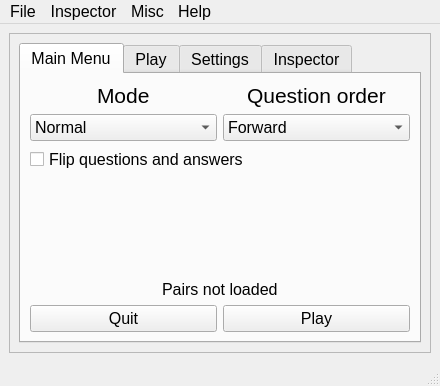
Before: the Qt Designer form v2/ui-files/main.ui in LuuppiChan/luupycards, drawn with Qt 5.
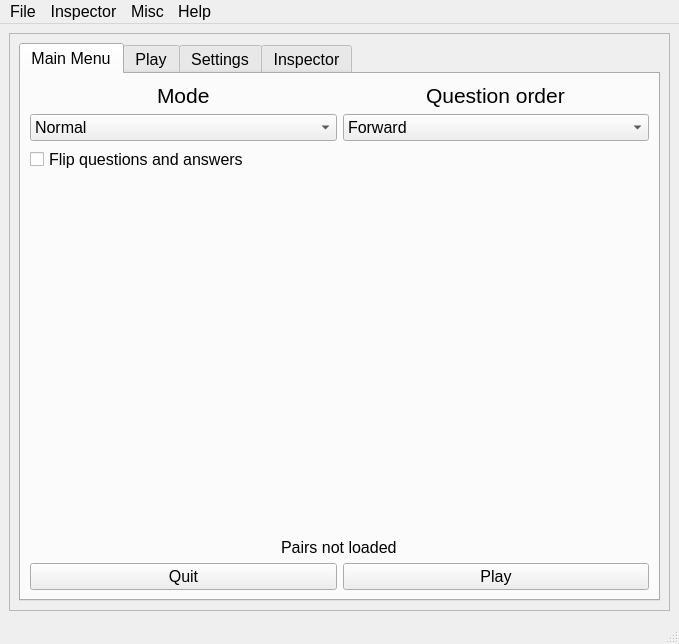
After: the same form once the commit is applied. Icons and pictures are not drawn.

Patch:
```diff
--- a/v2/ui-files/main.ui
+++ b/v2/ui-files/main.ui
@@ -6,8 +6,8 @@
    <rect>
     <x>0</x>
     <y>0</y>
-    <width>440</width>
-    <height>386</height>
+    <width>679</width>
+    <height>644</height>
    </rect>
   </property>
   <property name="font">
@@ -43,8 +43,8 @@
         <rect>
          <x>0</x>
          <y>0</y>
-         <width>424</width>
-         <height>309</height>
+         <width>663</width>
+         <height>567</height>
         </rect>
        </property>
        <layout class="QGridLayout" name="gridLayout_11">
@@ -1257,7 +1257,7 @@
     <rect>
      <x>0</x>
      <y>0</y>
-     <width>440</width>
+     <width>679</width>
      <height>33</height>
     </rect>
    </property>
```
Left out of the diff: 2 changed lines with no effect on the pictures.
